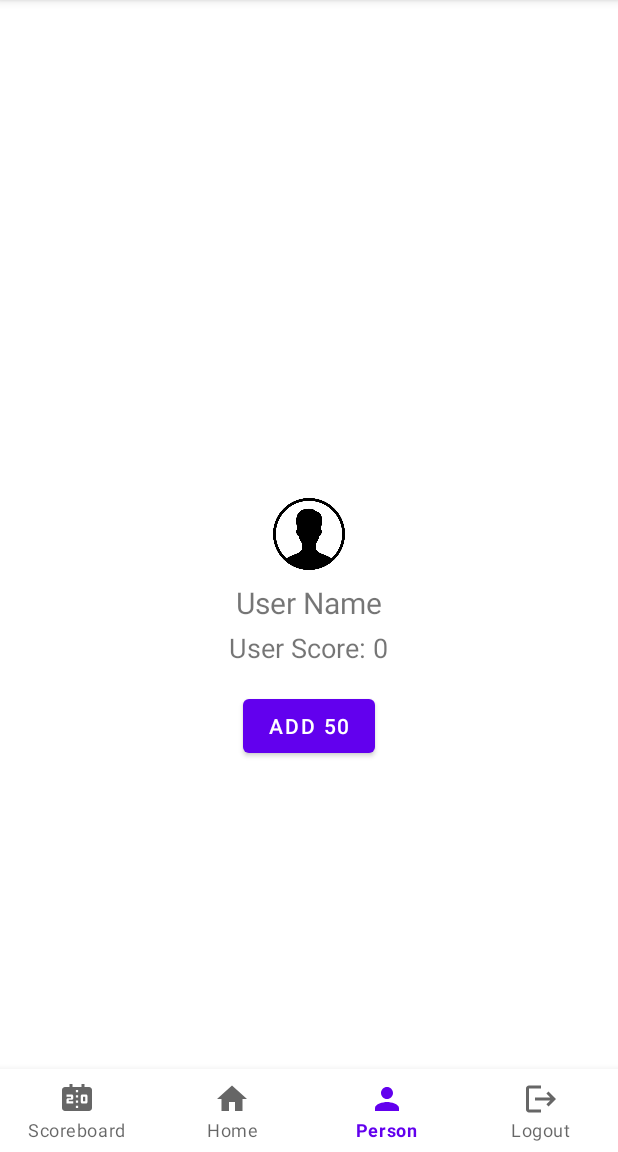
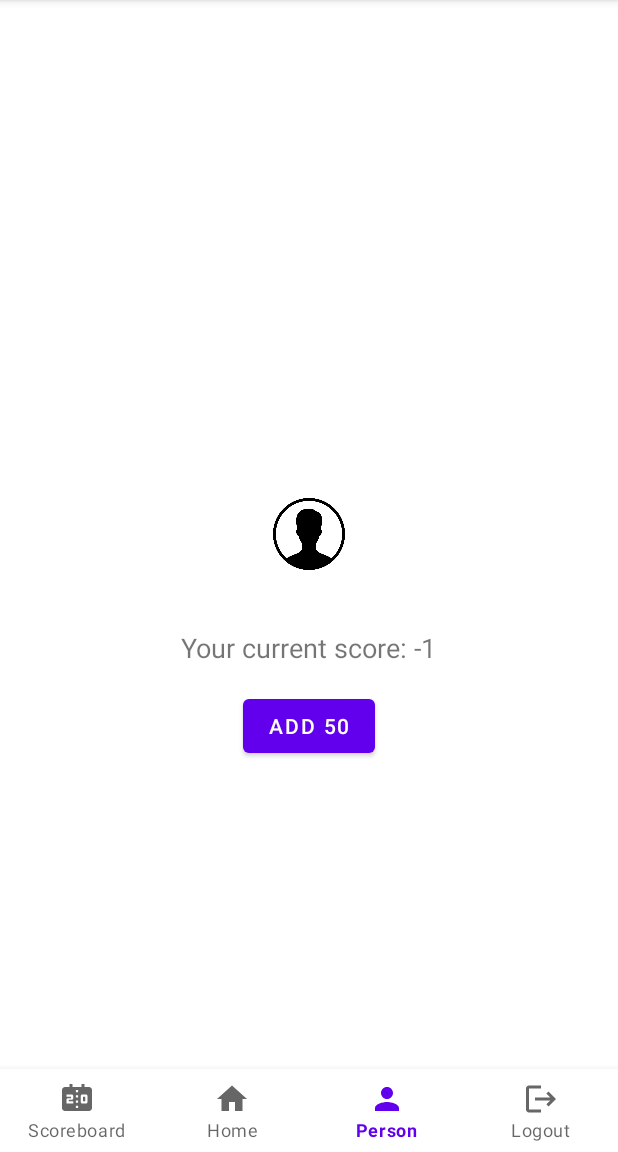
Before and after one commit to ckkwokeric/SEHS4681_gp_grp2, an Android app: the HomeActivity screen opened directly, with no data from a screen before it, item 3 of the bottom bar chosen, on a phone screen of 412 x 824 dp, the part 84-1236 px from its top. Run offline under Robolectric (Android 15) with nearby library versions, the phone set to English and light mode, and no system bars.

Commit message:
Rewrite some logic in DBHelper Account Fragment now can show username and score

```diff
--- a/app/src/main/java/com/example/sehs4681_gp_grp2/AccountFragment.java
+++ b/app/src/main/java/com/example/sehs4681_gp_grp2/AccountFragment.java
@@ -6,32 +6,39 @@ import androidx.annotation.NonNull;
 import androidx.annotation.Nullable;
 import androidx.fragment.app.Fragment;
 
+import android.util.Log;
 import android.view.LayoutInflater;
 import android.view.View;
 import android.view.ViewGroup;
 import android.widget.Button;
+import android.widget.TextView;
 import android.widget.Toast;
 
 public class AccountFragment extends Fragment {
 
     private DBHelper dbHelper;
-    private int userUid;
+    private int userUid, userScore;
+    private String userName;
 
     private Button add_score_button;
+    private TextView tv_userName, tv_userScore;
+
 
     @Override
     public void onCreate(Bundle savedInstanceState) {
         super.onCreate(savedInstanceState);
         dbHelper = new DBHelper(getContext());
-        if (getArguments() != null) {
-            userUid = getArguments().getInt("user_uid");
-        }
+        userUid = getArguments().getInt("user_uid");
+        userName = getArguments().getString("user_name");
+        userScore = getArguments().getInt("user_score");
     }
 
-    public static AccountFragment newInstance(int uid) {
+    public static AccountFragment newInstance(int uid, String userName, int userScore) {
         AccountFragment fragment = new AccountFragment();
         Bundle args = new Bundle();
         args.putInt("user_uid", uid);
+        args.putString("user_name", userName);
+        args.putInt("user_score", userScore);
         fragment.setArguments(args);
         return fragment;
     }
@@ -41,7 +48,8 @@ public class AccountFragment extends Fragment {
         // Inflate the layout for this fragment
         View view = inflater.inflate(R.layout.fragment_account, container, false);
         add_score_button = view.findViewById(R.id.add_score_button);
-
+        tv_userName = view.findViewById(R.id.acc_frag_user_name);
+        tv_userScore = view.findViewById(R.id.acc_frag_user_score);
 
         return view;
     }
@@ -49,6 +57,9 @@ public class AccountFragment extends Fragment {
     @Override
     public void onViewCreated(@NonNull View view, @Nullable Bundle savedInstanceState) {
         super.onViewCreated(view, savedInstanceState);
+
+        tv_userName.setText(userName);
+        tv_userScore.setText(String.format("Your current score: %d", userScore));
 
         add_score_button.setOnClickListener(new View.OnClickListener() {
             @Override
--- a/app/src/main/java/com/example/sehs4681_gp_grp2/HomeActivity.java
+++ b/app/src/main/java/com/example/sehs4681_gp_grp2/HomeActivity.java
@@ -2,9 +2,13 @@ package com.example.sehs4681_gp_grp2;
 
 import androidx.appcompat.app.AppCompatActivity;
 import androidx.fragment.app.DialogFragment;
+import androidx.fragment.app.Fragment;
+import androidx.fragment.app.FragmentManager;
+import androidx.fragment.app.FragmentTransaction;
 
 import android.content.Intent;
 import android.os.Bundle;
+import android.util.Log;
 import android.view.MenuItem;
 
 import com.example.sehs4681_gp_grp2.Login_Registration.MainActivity;
@@ -13,11 +17,15 @@ import com.google.android.material.navigation.NavigationBarView;
 
 public class HomeActivity extends AppCompatActivity implements NavigationBarView.OnItemSelectedListener, LogoutDialog.NoticeDialogListener {
 
-    public static int userUid = -1;
+
     BottomNavigationView bottomNavigationView;
-    HomeFragment homeFragment = new HomeFragment();
-    AccountFragment accountFragment = AccountFragment.newInstance(userUid);
-    ScoreboardFragment scoreboardFragment = new ScoreboardFragment();
+
+    //        HomeFragment homeFragment = new HomeFragment();
+//        AccountFragment accountFragment = new AccountFragment();
+//        ScoreboardFragment scoreboardFragment = new ScoreboardFragment();
+    private int userUid;
+    private String userName;
+    private int userScore;
 
     @Override
     protected void onCreate(Bundle savedInstanceState) {
@@ -27,28 +35,44 @@ public class HomeActivity extends AppCompatActivity implements NavigationBarView
         bottomNavigationView = findViewById(R.id.bottomNavigationView);
         bottomNavigationView.setOnItemSelectedListener(this);
         bottomNavigationView.setSelectedItemId(R.id.home);
+
+        Intent intent = getIntent();
+        userUid = intent.getIntExtra("UID", -1);
+        userName = intent.getStringExtra("userName");
+        userScore = intent.getIntExtra("userScore", -1);
+
     }
 
     public boolean onNavigationItemSelected(MenuItem item){
-        switch (item.getItemId()){
+        displayView(item.getItemId());
+        return true;
+    }
+
+    public void displayView(int viewId) {
+
+        Fragment fragment = null;
+
+        switch (viewId) {
             case R.id.person:
-                getSupportFragmentManager().beginTransaction().replace(R.id.flFragment, accountFragment).commit();
-                return true;
-
+                fragment = AccountFragment.newInstance(userUid, userName, userScore);
+                break;
             case R.id.home:
-                getSupportFragmentManager().beginTransaction().replace(R.id.flFragment, homeFragment).commit();
-                return true;
-
+                fragment = new HomeFragment();
+                break;
             case R.id.scoreboard:
-                getSupportFragmentManager().beginTransaction().replace(R.id.flFragment, scoreboardFragment).commit();
-                return true;
-
+                fragment = new ScoreboardFragment();
+                break;
             case R.id.logout:
                 LogoutDialog dialog = new LogoutDialog();
                 dialog.show(getSupportFragmentManager(),"LogoutDialog");
-                return true;
+                break;
         }
-        return false;
+
+        if (fragment != null) {
+            FragmentTransaction ft = getSupportFragmentManager().beginTransaction();
+            ft.replace(R.id.flFragment, fragment);
+            ft.commit();
+        }
     }
 
     @Override
@@ -56,7 +80,7 @@ public class HomeActivity extends AppCompatActivity implements NavigationBarView
         super.onPointerCaptureChanged(hasCapture);
     }
 
-    public void mainactivity() {
+    public void backToRegistrationPage() {
         Intent intent = new Intent(this, MainActivity.class);
         startActivity(intent);
         finish();
@@ -66,13 +90,13 @@ public class HomeActivity extends AppCompatActivity implements NavigationBarView
     * Below two functions are from LogoutDialog.NoticeDialogListener that implemented at the top of this class
     *
     * onDialogPositiveClick --> When user click "OK"/"Yes", the app returns to Login page
-    * onDialogNegativeClick --> When user clici "Cancel"/"No", the app remains at the same page and do nothing
+    * onDialogNegativeClick --> When user click "Cancel"/"No", the app remains at the same page and do nothing
     *
     * */
     @Override
     public void onDialogPositiveClick(DialogFragment dialog) {
         // TODO Except returning to MainActivity, might be need to clear some credential of login
-        mainactivity();
+        backToRegistrationPage();
     }
 
     @Override
--- a/app/src/main/res/layout/activity_login.xml
+++ b/app/src/main/res/layout/activity_login.xml
@@ -24,7 +24,7 @@
         android:id="@+id/et_username_in"
         android:layout_width="match_parent"
         android:layout_height="50dp"
-        android:hint="UserName"
+        android:hint="Your user name"
         android:textSize="25dp"
         android:textColor="@color/black"
         android:background="@drawable/edittextbackground"
@@ -40,7 +40,8 @@
         android:textColor="@color/black"
         android:background="@drawable/edittextbackground"
         android:layout_marginBottom="30dp"
-        android:paddingLeft="20dp"/>
+        android:paddingLeft="20dp"
+        android:inputType="textPassword"/>
 
 
     <Button
--- a/app/src/main/res/layout/fragment_account.xml
+++ b/app/src/main/res/layout/fragment_account.xml
@@ -14,7 +14,7 @@
         android:layout_centerInParent="true" />
 
     <TextView
-        android:id="@+id/user_name"
+        android:id="@+id/acc_frag_user_name"
         android:layout_width="wrap_content"
         android:layout_height="wrap_content"
         android:text="User Name"
@@ -24,12 +24,12 @@
         android:layout_marginTop="8dp" />
 
     <TextView
-        android:id="@+id/user_score"
+        android:id="@+id/acc_frag_user_score"
         android:layout_width="wrap_content"
         android:layout_height="wrap_content"
         android:text="User Score: 0"
         android:textSize="18dp"
-        android:layout_below="@+id/user_name"
+        android:layout_below="@+id/acc_frag_user_name"
         android:layout_centerHorizontal="true"
         android:layout_marginTop="4dp" />
 
@@ -38,7 +38,7 @@
         android:layout_width="wrap_content"
         android:layout_height="wrap_content"
         android:text="Add 50"
-        android:layout_below="@+id/user_score"
+        android:layout_below="@+id/acc_frag_user_score"
         android:layout_centerHorizontal="true"
         android:layout_marginTop="16dp" />
 
```
Also changed, not shown: app/src/main/java/com/example/sehs4681_gp_grp2/DBHelper.java (+40 -13 lines), app/src/main/java/com/example/sehs4681_gp_grp2/Login_Registration/LoginActivity.java (+12 -6 lines), app/src/main/java/com/example/sehs4681_gp_grp2/Login_Registration/MainActivity.java (+13 -7 lines), app/src/main/java/com/example/sehs4681_gp_grp2/Model/User.java (added, +37 -0 lines), app/src/main/res/layout/activity_main.xml (+8 -5 lines).
